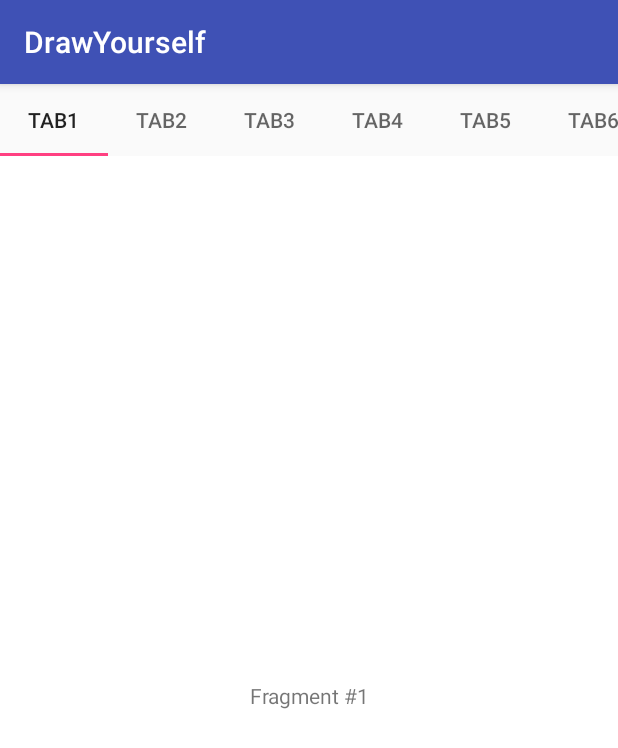
After one commit to JasonXiang2014/AndroidTaste, an Android app: the PageFragment screen opened directly, with no data from a screen before it, on a phone screen of 412 x 824 dp. The commit adds this screen. Shown: the top 748 px of the screen. Run offline under Robolectric (Android 15) with nearby library versions, the phone set to English and light mode, and no system bars; our stand-ins replace ButterKnife.

Commit message:
Add TabLayout

```diff
--- a/app/src/main/AndroidManifest.xml
+++ b/app/src/main/AndroidManifest.xml
@@ -19,7 +19,8 @@
             android:name=".main.ui.recycler.RecyclerActivity"
             android:theme="@style/AppTheme" />
         <activity android:name=".main.ui.recycler.StaggeredGridLayoutActivity" />
-        <activity android:name=".main.ui.fab.FloatingActionButtonAct"/>
+        <activity android:name=".main.ui.fab.FloatingActionButtonAct" />
+        <activity android:name=".main.ui.tablayout.TabLayoutAct" />
     </application>
 
 </manifest>
--- a/app/src/main/java/jasonxiang/com/doItYourself/main/Page1Fragment.java
+++ b/app/src/main/java/jasonxiang/com/doItYourself/main/Page1Fragment.java
@@ -9,6 +9,7 @@ import jasonxiang.com.doItYourself.R;
 import jasonxiang.com.doItYourself.base.BaseFragment;
 import jasonxiang.com.doItYourself.main.ui.fab.FloatingActionButtonAct;
 import jasonxiang.com.doItYourself.main.ui.recycler.RecyclerActivity;
+import jasonxiang.com.doItYourself.main.ui.tablayout.TabLayoutAct;
 
 /**
  * Created by xiangjain on 2016/11/10.
@@ -26,7 +27,7 @@ public class Page1Fragment extends BaseFragment {
 
     }
 
-    @OnClick({R.id.recyclerButton, R.id.fab})
+    @OnClick({R.id.recyclerButton, R.id.fab, R.id.tabLayout})
     void onClick(View view) {
         Intent intent = null;
         switch (view.getId()) {
@@ -36,6 +37,9 @@ public class Page1Fragment extends BaseFragment {
             case R.id.fab:
                 intent = new Intent(getActivity(), FloatingActionButtonAct.class);
                 break;
+            case R.id.tabLayout:
+                intent = new Intent(getActivity(), TabLayoutAct.class);
+                break;
             default:
                 break;
         }
--- /dev/null
+++ b/app/src/main/java/jasonxiang/com/doItYourself/main/ui/tablayout/PageFragment.java
@@ -0,0 +1,43 @@
+package jasonxiang.com.doItYourself.main.ui.tablayout;
+
+import android.os.Bundle;
+import android.widget.TextView;
+
+import jasonxiang.com.doItYourself.R;
+import jasonxiang.com.doItYourself.base.BaseFragment;
+
+/**
+ * Created by xiangjian on 2016/11/11.
+ */
+
+// In this case, the fragment displays simple text based on the page
+public class PageFragment extends BaseFragment {
+    public static final String ARG_PAGE = "ARG_PAGE";
+
+    private int mPage;
+
+    @Override
+    protected int getContentViewId() {
+        return R.layout.fragment_page;
+    }
+
+    @Override
+    protected void init(Bundle savedInstanceState) {
+        TextView textView = (TextView) getRoot();
+        textView.setText("Fragment #" + mPage);
+    }
+
+    public static PageFragment newInstance(int page) {
+        Bundle args = new Bundle();
+        args.putInt(ARG_PAGE, page);
+        PageFragment fragment = new PageFragment();
+        fragment.setArguments(args);
+        return fragment;
+    }
+
+    @Override
+    public void onCreate(Bundle savedInstanceState) {
+        super.onCreate(savedInstanceState);
+        mPage = getArguments().getInt(ARG_PAGE);
+    }
+}
--- /dev/null
+++ b/app/src/main/java/jasonxiang/com/doItYourself/main/ui/tablayout/TabLayoutAct.java
@@ -0,0 +1,70 @@
+package jasonxiang.com.doItYourself.main.ui.tablayout;
+
+import android.content.Context;
+import android.os.Bundle;
+import android.support.design.widget.TabLayout;
+import android.support.v4.app.Fragment;
+import android.support.v4.app.FragmentManager;
+import android.support.v4.app.FragmentPagerAdapter;
+import android.support.v4.view.ViewPager;
+
+import butterknife.BindView;
+import jasonxiang.com.doItYourself.R;
+import jasonxiang.com.doItYourself.base.BaseActivity;
+
+/**
+ * Created by xiangjian on 2016/11/11.
+ */
+
+//refer:https://github.com/codepath/android_guides/wiki/Google-Play-Style-Tabs-using-TabLayout
+public class TabLayoutAct extends BaseActivity {
+
+    @BindView(R.id.viewpager)
+    ViewPager viewPager;
+    @BindView(R.id.sliding_tabs)
+    TabLayout tabLayout;
+
+    @Override
+    protected int getContentViewId() {
+        return R.layout.activity_tablayout;
+    }
+
+    @Override
+    protected void init(Bundle savedInstanceState) {
+
+        // Get the ViewPager and set it's PagerAdapter so that it can display items
+        viewPager.setAdapter(new SampleFragmentPagerAdapter(getSupportFragmentManager(), TabLayoutAct.this));
+
+        // Give the TabLayout the ViewPager
+        tabLayout.setupWithViewPager(viewPager);
+    }
+
+    public class SampleFragmentPagerAdapter extends FragmentPagerAdapter {
+        final int PAGE_COUNT = 3;
+        private String tabTitles[] = new String[]{"Tab1", "Tab2", "Tab3", "Tab4", "Tab5", "Tab6",
+                "Tab7", "Tab8", "Tab9"};
+        private Context context;
+
+        public SampleFragmentPagerAdapter(FragmentManager fm, Context context) {
+            super(fm);
+            this.context = context;
+        }
+
+        @Override
+        public int getCount() {
+            return tabTitles.length;
+        }
+
+        @Override
+        public Fragment getItem(int position) {
+            return PageFragment.newInstance(position + 1);
+        }
+
+        @Override
+        public CharSequence getPageTitle(int position) {
+            // Generate title based on item position
+            return tabTitles[position];
+        }
+    }
+
+}
--- /dev/null
+++ b/app/src/main/res/layout/activity_tablayout.xml
@@ -0,0 +1,20 @@
+<?xml version="1.0" encoding="utf-8"?>
+<LinearLayout xmlns:android="http://schemas.android.com/apk/res/android"
+    android:layout_width="match_parent"
+    android:layout_height="match_parent"
+    android:orientation="vertical">
+
+    <android.support.design.widget.TabLayout
+        android:id="@+id/sliding_tabs"
+        style="@style/MyCustomTabLayout"
+        android:layout_width="match_parent"
+        android:layout_height="wrap_content" />
+
+    <android.support.v4.view.ViewPager
+        android:id="@+id/viewpager"
+        android:layout_width="match_parent"
+        android:layout_height="0px"
+        android:layout_weight="1"
+        android:background="@android:color/white" />
+
+</LinearLayout>
--- /dev/null
+++ b/app/src/main/res/layout/fragment_page.xml
@@ -0,0 +1,5 @@
+<?xml version="1.0" encoding="utf-8"?>
+<TextView xmlns:android="http://schemas.android.com/apk/res/android"
+    android:layout_width="match_parent"
+    android:layout_height="match_parent"
+    android:gravity="center" />
--- a/app/src/main/res/layout/fragment_page_1.xml
+++ b/app/src/main/res/layout/fragment_page_1.xml
@@ -22,5 +22,11 @@
             android:layout_height="wrap_content"
             android:text="FAB" />
 
+        <Button
+            android:id="@+id/tabLayout"
+            android:layout_width="wrap_content"
+            android:layout_height="wrap_content"
+            android:text="tabLayout" />
+
     </LinearLayout>
 </ScrollView>
--- a/app/src/main/res/values/dimens.xml
+++ b/app/src/main/res/values/dimens.xml
@@ -2,4 +2,5 @@
     <!-- Default screen margins, per the Android Design guidelines. -->
     <dimen name="activity_horizontal_margin">16dp</dimen>
     <dimen name="activity_vertical_margin">16dp</dimen>
+    <dimen name="tab_max_width">180dp</dimen>
 </resources>
--- a/app/src/main/res/values/styles.xml
+++ b/app/src/main/res/values/styles.xml
@@ -14,4 +14,31 @@
         <item name="windowNoTitle">true</item>
     </style>
 
+    <!--Styling the TabLayout-->
+    <style name="CustomTabLayout" parent="Widget.Design.TabLayout">
+        <item name="tabIndicatorColor">@color/blue</item>
+        <item name="tabGravity">center</item>
+        <item name="tabMode">scrollable</item>
+        <item name="tabSelectedTextColor">@color/blue</item>
+        <item name="tabTextColor">@color/gray</item>
+    </style>
+
+    <style name="MyCustomTabLayout" parent="Widget.Design.TabLayout">
+        <item name="tabMaxWidth">@dimen/tab_max_width</item>
+        <item name="tabIndicatorColor">?attr/colorAccent</item>
+        <item name="tabIndicatorHeight">2dp</item>
+        <item name="tabPaddingStart">12dp</item>
+        <item name="tabPaddingEnd">12dp</item>
+        <item name="tabMode">scrollable</item>
+        <item name="tabBackground">?attr/selectableItemBackground</item>
+        <item name="tabTextAppearance">@style/MyCustomTabTextAppearance</item>
+        <item name="tabSelectedTextColor">?android:textColorPrimary</item>
+    </style>
+
+    <style name="MyCustomTabTextAppearance" parent="TextAppearance.Design.Tab">
+        <item name="android:textSize">14sp</item>
+        <item name="android:textColor">?android:textColorSecondary</item>
+        <item name="textAllCaps">true</item>
+    </style>
+
 </resources>
```
